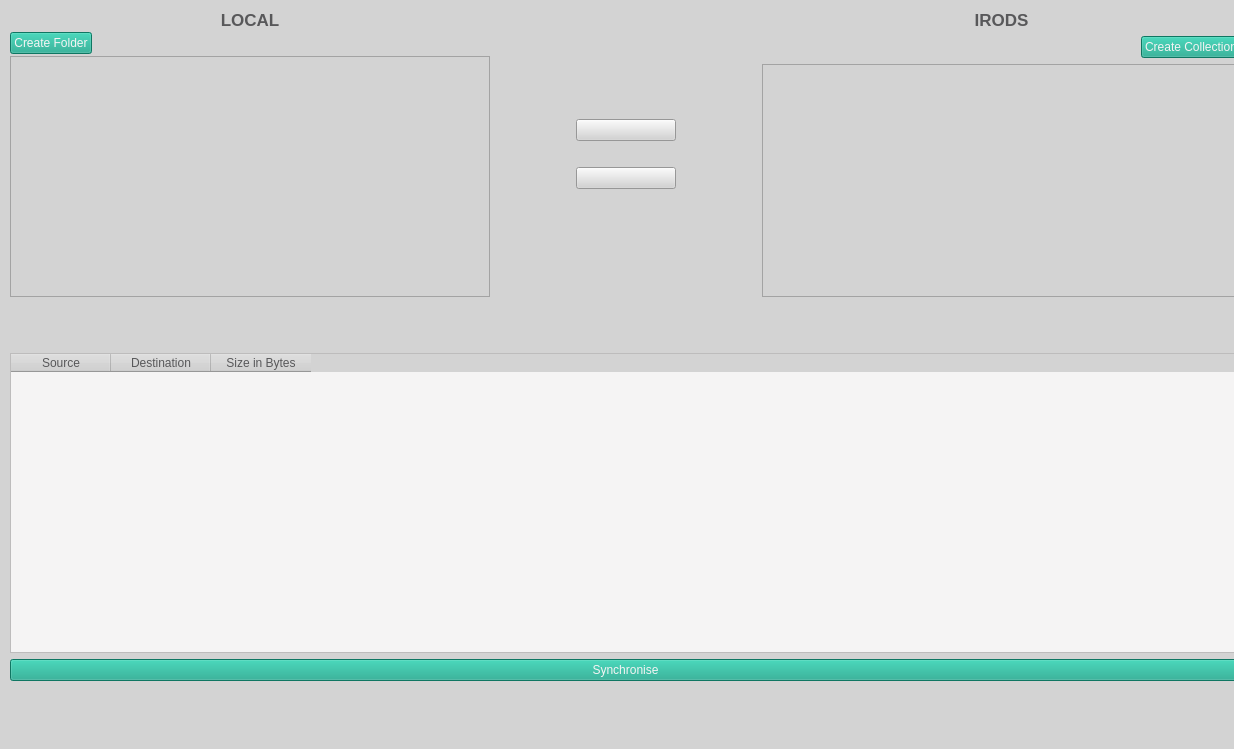
iBridges-for-iRODS/iBridges-GUI, file ibridgesgui/ui_files/tabSync.ui: the form before one commit.
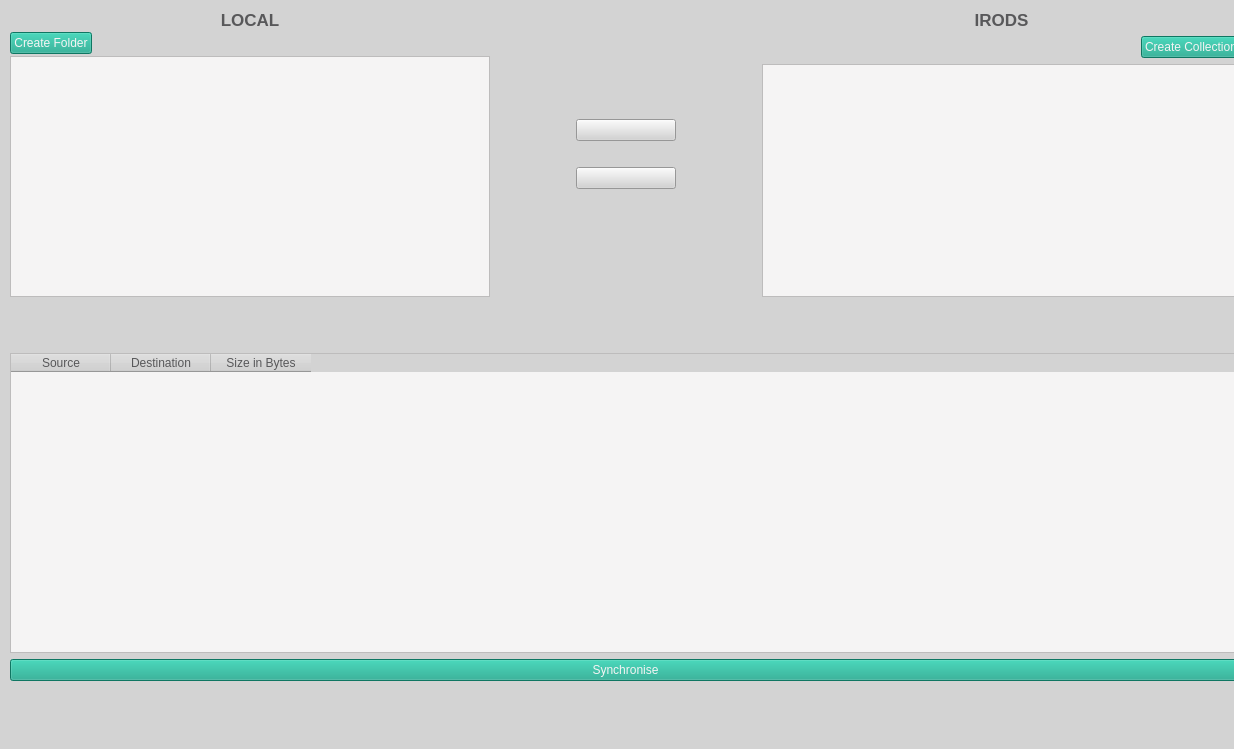
The form after the commit. Icons and pictures are not drawn.

Commit message: Light background for treeview

What changed in the file:
```diff
--- a/ibridgesgui/ui_files/tabSync.ui
+++ b/ibridgesgui/ui_files/tabSync.ui
@@ -27,7 +27,7 @@
     color: rgb(220, 130, 30);
 }
 
-QLineEdit, QTextEdit, QTableWidget
+QLineEdit, QTextEdit, QTableWidget, QTreeView
 {
    background-color:  rgb(245, 244, 244)
 }
```
